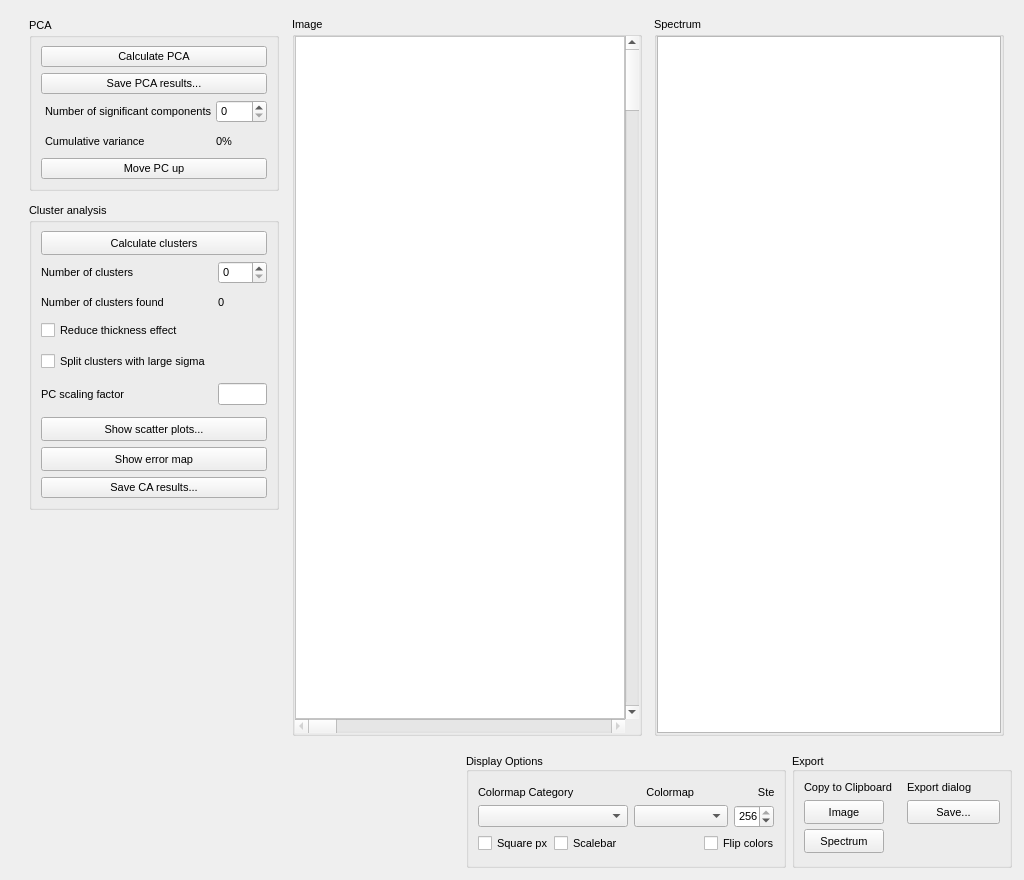
First picture: the form in mantis_xray/pagepca.ui, repository mlerotic/spectromicroscopy, before the edit.
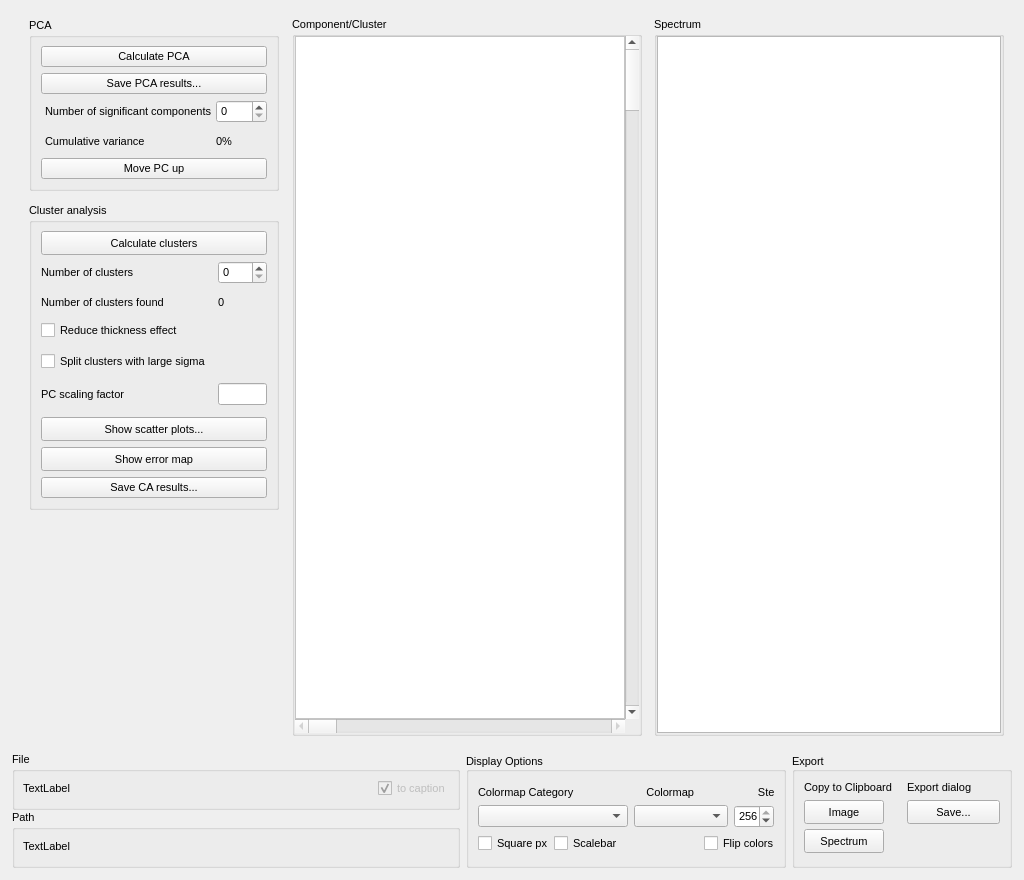
Second picture: the form after the edit. Custom widgets are drawn as their Qt base class.

Commit message: Not for production! Image/spectrum caption and other tweaks

Patch:
```diff
--- a/mantis_xray/pagepca.ui
+++ b/mantis_xray/pagepca.ui
@@ -2,6 +2,9 @@
 <ui version="4.0">
  <class>Form</class>
  <widget class="QWidget" name="Form">
+  <property name="enabled">
+   <bool>true</bool>
+  </property>
   <property name="geometry">
    <rect>
     <x>0</x>
@@ -372,7 +375,7 @@
          </font>
         </property>
         <property name="title">
-         <string>Image</string>
+         <string>Component/Cluster</string>
         </property>
         <layout class="QHBoxLayout" name="horizontalLayout_3">
          <property name="spacing">
@@ -559,17 +562,181 @@
        <number>1</number>
       </property>
       <item>
-       <spacer name="horizontalSpacer_2">
-        <property name="orientation">
-         <enum>Qt::Horizontal</enum>
+       <layout class="QVBoxLayout" name="verticalLayout_3">
+        <property name="spacing">
+         <number>0</number>
         </property>
-        <property name="sizeHint" stdset="0">
-         <size>
-          <width>40</width>
-          <height>20</height>
-         </size>
+        <property name="leftMargin">
+         <number>0</number>
         </property>
-       </spacer>
+        <property name="rightMargin">
+         <number>0</number>
+        </property>
+        <item>
+         <widget class="QGroupBox" name="groupBox_5">
+          <property name="sizePolicy">
+           <sizepolicy hsizetype="MinimumExpanding" vsizetype="Maximum">
+            <horstretch>0</horstretch>
+            <verstretch>0</verstretch>
+           </sizepolicy>
+          </property>
+          <property name="maximumSize">
+           <size>
+            <width>16777215</width>
+            <height>70</height>
+           </size>
+          </property>
+          <property name="font">
+           <font>
+            <family>Ubuntu</family>
+            <pointsize>8</pointsize>
+           </font>
+          </property>
+          <property name="title">
+           <string>File</string>
+          </property>
+          <layout class="QVBoxLayout" name="verticalLayout_10">
+           <property name="spacing">
+            <number>0</number>
+           </property>
+           <property name="leftMargin">
+            <number>8</number>
+           </property>
+           <property name="topMargin">
+            <number>0</number>
+           </property>
+           <property name="rightMargin">
+            <number>6</number>
+           </property>
+           <property name="bottomMargin">
+            <number>0</number>
+           </property>
+           <item>
+            <layout class="QHBoxLayout" name="horizontalLayout_7">
+             <property name="spacing">
+              <number>0</number>
+             </property>
+             <item>
+              <widget class="QLabel" name="tc_file">
+               <property name="font">
+                <font>
+                 <family>Ubuntu</family>
+                 <pointsize>8</pointsize>
+                </font>
+               </property>
+               <property name="cursor">
+                <cursorShape>IBeamCursor</cursorShape>
+               </property>
+               <property name="text">
+                <string>TextLabel</string>
+               </property>
+               <property name="textInteractionFlags">
+                <set>Qt::TextSelectableByKeyboard|Qt::TextSelectableByMouse</set>
+               </property>
+              </widget>
+             </item>
+             <item>
+              <spacer name="horizontalSpacer_3">
+               <property name="orientation">
+                <enum>Qt::Horizontal</enum>
+               </property>
+               <property name="sizeHint" stdset="0">
+                <size>
+                 <width>40</width>
+                 <height>20</height>
+                </size>
+               </property>
+              </spacer>
+             </item>
+             <item>
+              <widget class="QCheckBox" name="FnOverlayCheckBox">
+               <property name="enabled">
+                <bool>false</bool>
+               </property>
+               <property name="text">
+                <string>to caption</string>
+               </property>
+               <property name="checked">
+                <bool>true</bool>
+               </property>
+              </widget>
+             </item>
+            </layout>
+           </item>
+          </layout>
+         </widget>
+        </item>
+        <item>
+         <widget class="QGroupBox" name="groupBox_9">
+          <property name="sizePolicy">
+           <sizepolicy hsizetype="MinimumExpanding" vsizetype="Maximum">
+            <horstretch>0</horstretch>
+            <verstretch>0</verstretch>
+           </sizepolicy>
+          </property>
+          <property name="maximumSize">
+           <size>
+            <width>16777215</width>
+            <height>70</height>
+           </size>
+          </property>
+          <property name="font">
+           <font>
+            <family>Ubuntu</family>
+            <pointsize>8</pointsize>
+           </font>
+          </property>
+          <property name="title">
+           <string>Path</string>
+          </property>
+          <layout class="QVBoxLayout" name="verticalLayout_11">
+           <property name="spacing">
+            <number>0</number>
+           </property>
+           <property name="leftMargin">
+            <number>8</number>
+           </property>
+           <property name="topMargin">
+            <number>0</number>
+           </property>
+           <property name="rightMargin">
+            <number>6</number>
+           </property>
+           <property name="bottomMargin">
+            <number>0</number>
+           </property>
+           <item>
+            <widget class="QLabel" name="tc_path">
+             <property name="enabled">
+              <bool>true</bool>
+             </property>
+             <property name="minimumSize">
+              <size>
+               <width>0</width>
+               <height>25</height>
+              </size>
+             </property>
+             <property name="font">
+              <font>
+               <family>Ubuntu</family>
+               <pointsize>8</pointsize>
+              </font>
+             </property>
+             <property name="cursor">
+              <cursorShape>IBeamCursor</cursorShape>
+             </property>
+             <property name="text">
+              <string>TextLabel</string>
+             </property>
+             <property name="textInteractionFlags">
+              <set>Qt::TextSelectableByKeyboard|Qt::TextSelectableByMouse</set>
+             </property>
+            </widget>
+           </item>
+          </layout>
+         </widget>
+        </item>
+       </layout>
       </item>
       <item>
        <widget class="QGroupBox" name="DisplayOptions">
```
The commit also changes 8 other files.
